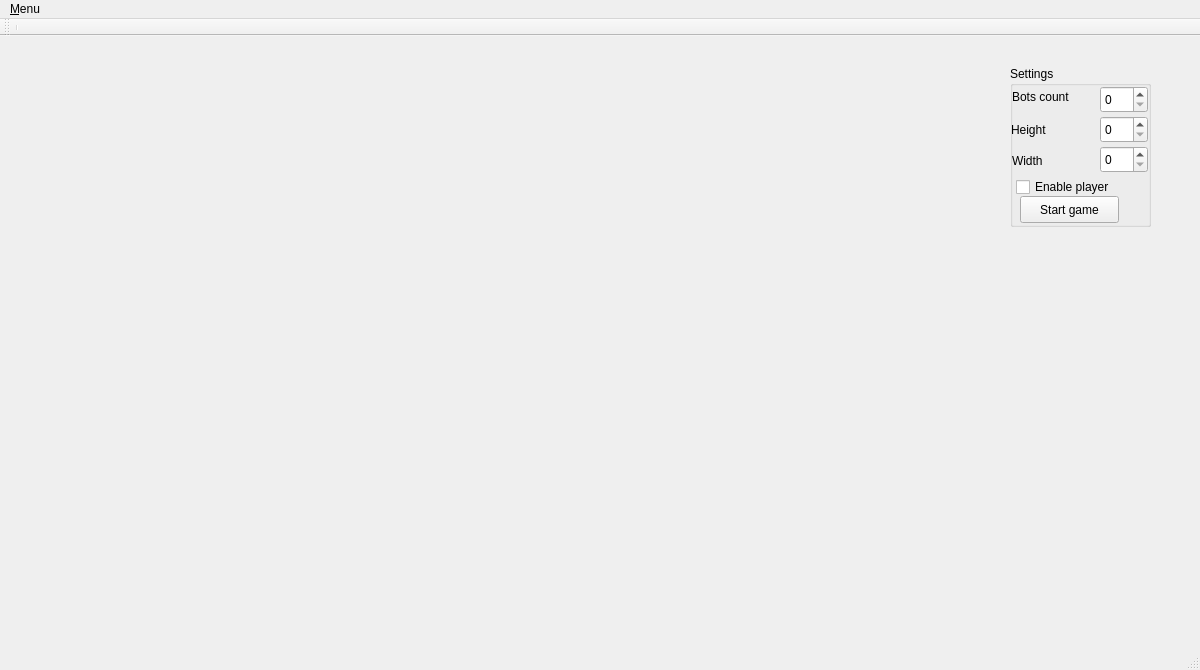
Above: game.ui from Sophie-Williams/PixelTanks before the change. Below: the same form after it.
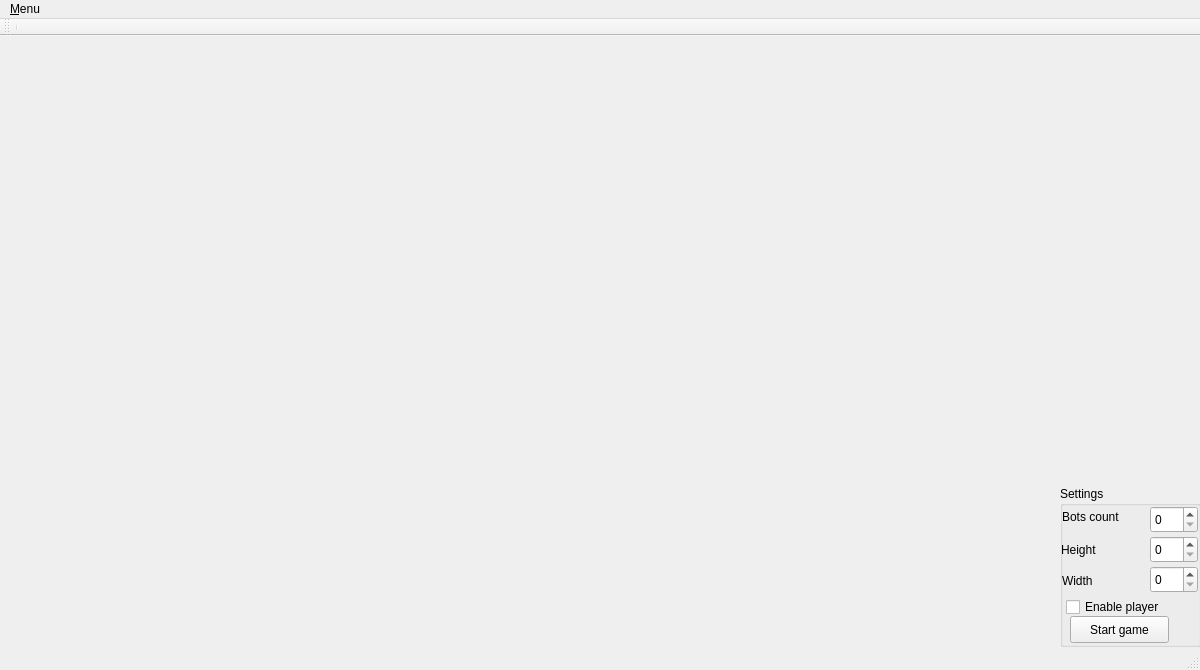
That is the form after the change.

Diff of the .ui file:
```diff
--- a/game.ui
+++ b/game.ui
@@ -17,8 +17,8 @@
    <widget class="QGroupBox" name="SettingsBox">
     <property name="geometry">
      <rect>
-      <x>1010</x>
-      <y>30</y>
+      <x>1060</x>
+      <y>450</y>
       <width>141</width>
       <height>161</height>
      </rect>
```
Left out of the diff: 2 changed lines with no effect on the pictures.
